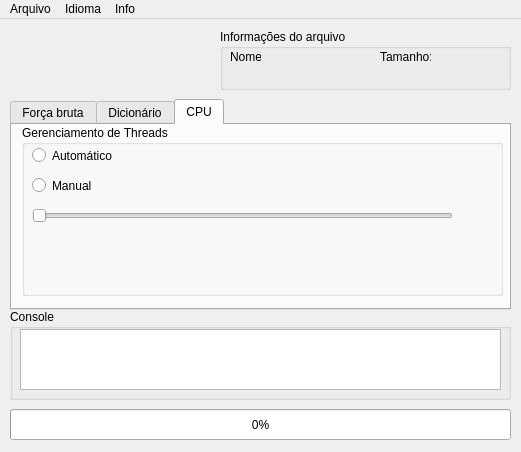
This is gui.ui in Chimarrao/RAR-Recovery as Qt 5 draws it before an edit. The edited form follows.
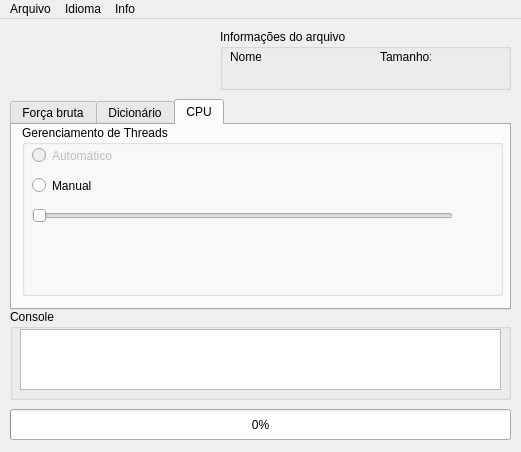
This is the edited form. The open tabs and pages were chosen to show the change. Icons and pictures are not drawn.

```diff
--- a/gui.ui
+++ b/gui.ui
@@ -790,6 +790,9 @@
        <string>Gerenciamento de Threads</string>
       </property>
       <widget class="QRadioButton" name="radioButton_4">
+       <property name="enabled">
+        <bool>false</bool>
+       </property>
        <property name="geometry">
         <rect>
          <x>10</x>
```
Left out of the diff: 2 changed lines with no effect on the pictures.
